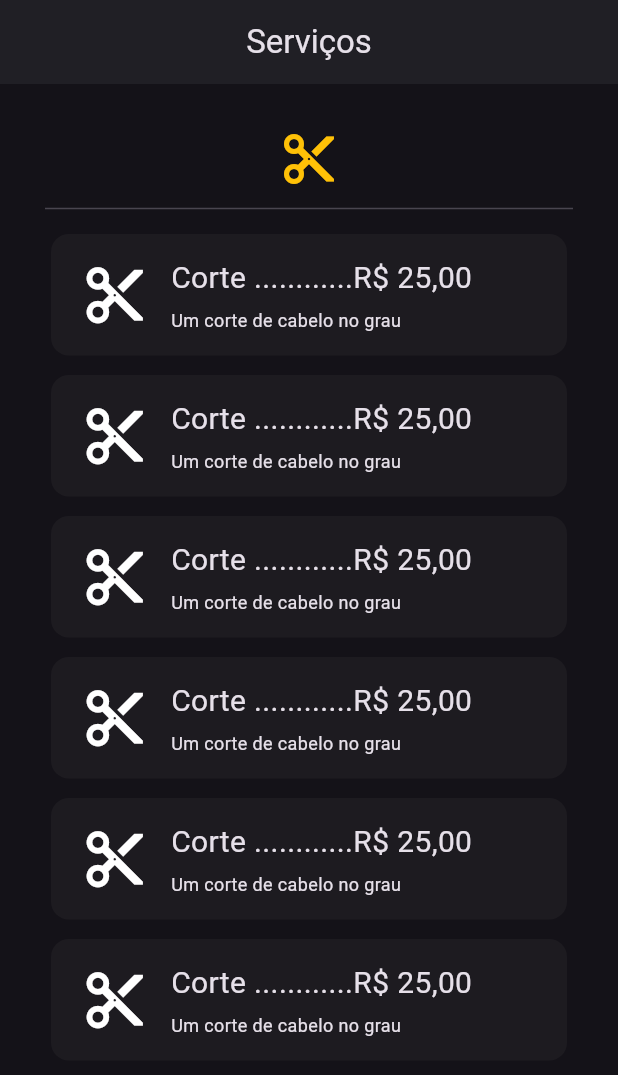
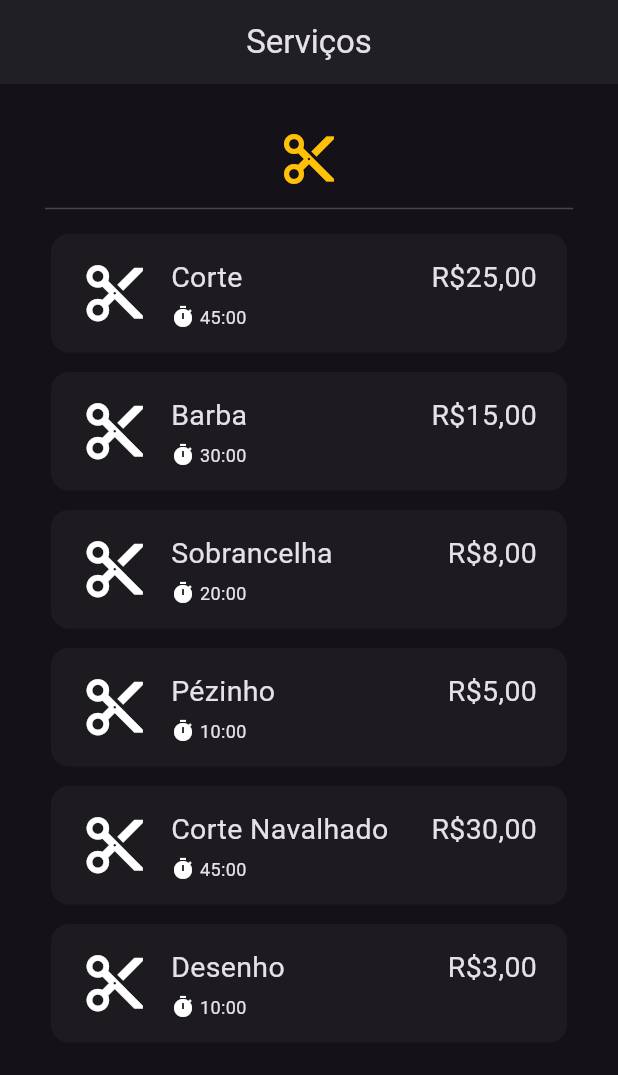
Before and after one commit to PedroMachado042/barber_app, a Flutter app: the ServicesPage screen opened directly, on a phone screen of 412 x 824 dp. Shown: the top 1075 px of the screen. Run offline on Flutter 3.47's test engine with Material 3 defaults, Android fonts, the phone set to English and light mode, and no system bars; our stand-ins replace cloud_firestore, firebase_core, hive_flutter; accounts and stored records are empty.

Commit message:
Services page

```diff
--- a/lib/data/dummy_data.dart
+++ b/lib/data/dummy_data.dart
@@ -1,4 +1,17 @@
+import 'package:flutter/material.dart';
 
 class DummyData {
   static List<String> services = ['Corte'];
+  static List s = [
+    [Icons.content_cut_sharp, 'Corte', '25,00', '45:00'],
+    [Icons.content_cut_sharp, 'Barba', '15,00', '30:00'],
+    [Icons.content_cut_sharp, 'Sobrancelha', '8,00', '20:00'],
+    [Icons.content_cut_sharp, 'Pézinho', '5,00', '10:00'],
+    [Icons.content_cut_sharp, 'Corte Navalhado', '30,00', '45:00'],
+    [Icons.content_cut_sharp, 'Desenho', '3,00', '10:00'],
+  ];
 }
+
+void loadServices() {
+
+}
--- a/lib/main.dart
+++ b/lib/main.dart
@@ -1,10 +1,16 @@
 import 'package:barber_app/view/widget_tree.dart';
 import 'package:firebase_core/firebase_core.dart';
 import 'package:flutter/material.dart';
+import 'package:hive_flutter/hive_flutter.dart';
+import 'package:hive_flutter/adapters.dart';
 
 void main() async {
   WidgetsFlutterBinding.ensureInitialized();
   await Firebase.initializeApp();
+  // initialize hive;
+  await Hive.initFlutter();
+  // ignore: unused_local_variable
+  var bookingsBox = await Hive.openBox('bookingsBox');
   runApp(MyApp());
 }
 
--- a/lib/view/pages/services_page.dart
+++ b/lib/view/pages/services_page.dart
@@ -20,7 +20,7 @@ class ServicesPage extends StatelessWidget {
           children: [
             Icon(Icons.content_cut_sharp, color: Colors.amber,size: 40,),
             Divider(),
-            ServicesTile(),ServicesTile(),ServicesTile(),ServicesTile(),ServicesTile(),ServicesTile()
+            Column(spacing: 5, children: List.generate(6, (index) => ServicesTile(id:index),),),
           ],
         ),
       ),
--- a/lib/view/widgets/menu_button.dart
+++ b/lib/view/widgets/menu_button.dart
@@ -1,8 +1,9 @@
+import 'package:barber_app/view/pages/appointments_page.dart';
 import 'package:barber_app/view/pages/booking_page.dart';
 import 'package:barber_app/view/pages/services_page.dart';
 import 'package:flutter/material.dart';
 
-List<Widget> pages = [BookingPage(), ServicesPage(), ServicesPage(), ServicesPage()];
+List<Widget> pages = [BookingPage(), AppointmentsPage(), ServicesPage(), ServicesPage()];
 
 class MenuButton extends StatelessWidget {
   const MenuButton({
--- a/lib/view/widgets/service_dropdownitem.dart
+++ b/lib/view/widgets/service_dropdownitem.dart
@@ -37,7 +37,7 @@ class ServiceDropdownitem extends StatelessWidget {
                     ),
                   ),
                   SizedBox(width: 40),
-                  Icon(Icons.lock_clock, size: 18),
+                  Icon(Icons.timer, size: 18),
                   SizedBox(width: 5,),
                   Text(
                     time,
--- a/lib/view/widgets/services_tile_widget.dart
+++ b/lib/view/widgets/services_tile_widget.dart
@@ -1,7 +1,9 @@
+import 'package:barber_app/data/dummy_data.dart';
 import 'package:flutter/material.dart';
 
 class ServicesTile extends StatelessWidget {
-  const ServicesTile({super.key});
+  const ServicesTile({super.key, required this.id});
+  final int id;
 
   @override
   Widget build(BuildContext context) {
@@ -23,19 +25,35 @@ class ServicesTile extends StatelessWidget {
               children: [
                 Icon(Icons.content_cut_sharp, size: 45),
                 SizedBox(width: 15),
-                Column(
-                  crossAxisAlignment: CrossAxisAlignment.start,
+                Expanded(
+                  child: Column(
+                    children: [
+                      Row(
+                        mainAxisAlignment:
+                            MainAxisAlignment.spaceBetween,
                         children: [
                           Text(
-                      'Corte ............R\$ 25,00',
-                      style: TextStyle(fontSize: 20),
+                            DummyData.s[id][1],
+                            style: TextStyle(fontSize: 19),
+                          ),
+                          Text(
+                            'R\$${DummyData.s[id][2]}',
+                            style: TextStyle(fontSize: 19),
+                          ),
+                        ],
                       ),
                       SizedBox(height: 5),
+                      Row(
+                        children: [
+                          Icon(Icons.timer, size: 16),
                           Text(
-                      'Um corte de cabelo no grau',
+                            ' ${DummyData.s[id][3]}',
                             style: TextStyle(fontSize: 12),
                           ),
                         ],
+                      ),
+                    ],
+                  ),
                 ),
               ],
             ),
--- a/pubspec.yaml
+++ b/pubspec.yaml
@@ -37,6 +37,8 @@ dependencies:
   firebase_core:
   cloud_firestore: ^5.6.6
   font_awesome_flutter: ^10.8.0
+  hive_flutter: ^1.1.0
+  hive: ^2.2.3
 
 dev_dependencies:
   flutter_test:
```
Also changed, not shown: lib/view/pages/appointments_page.dart (+28 -0 lines), lib/view/pages/booking_page.dart (+10 -2 lines), lib/view/widgets/booking_confirm_widget.dart (added, +105 -0 lines), pubspec.lock, 1 other file. Lines whose indentation alone changed are shown as unchanged.
